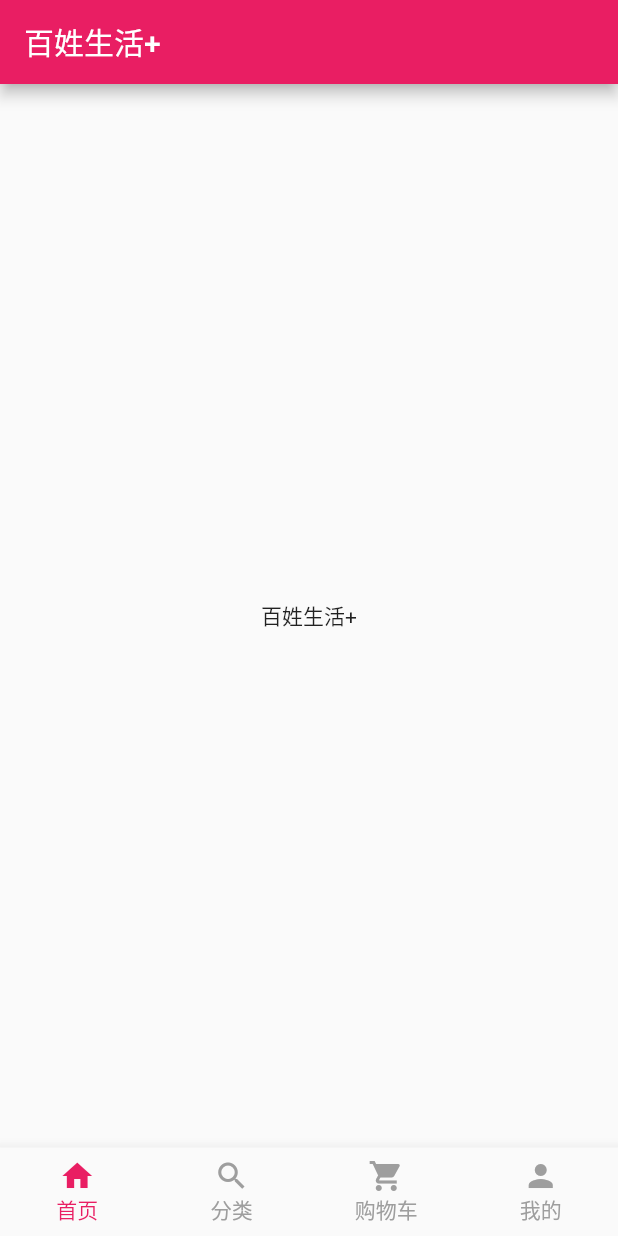
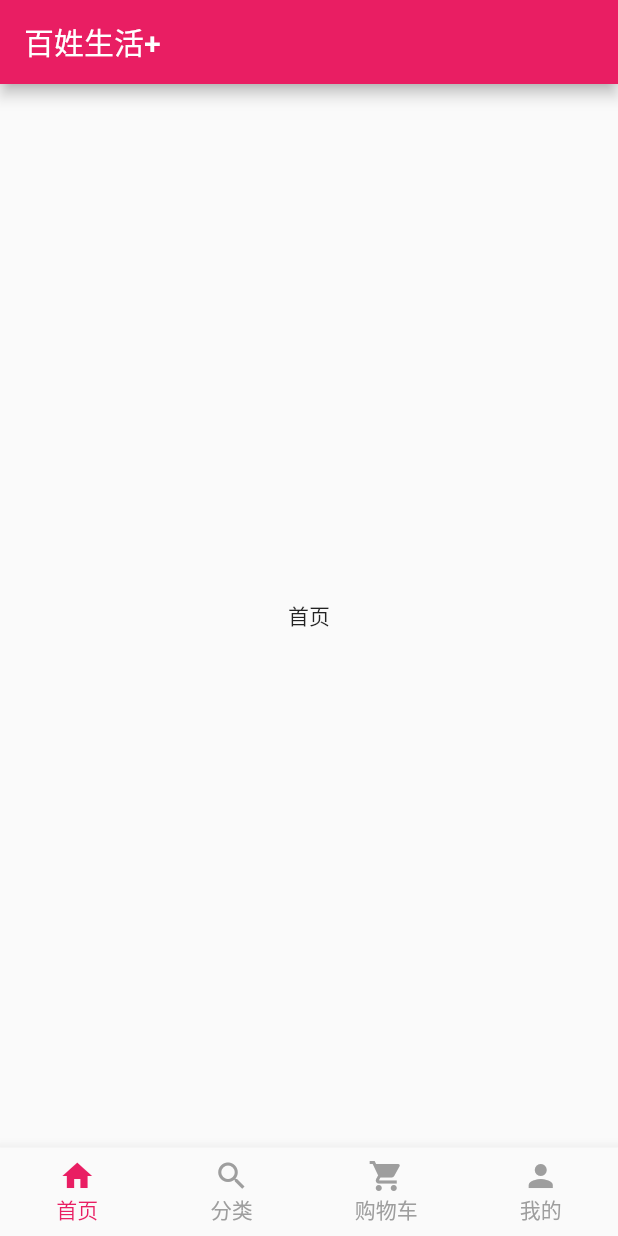
Before and after one commit to Mc-dashan/my_test, a Flutter app: the screen it shows after launch, on a phone screen of 412 x 824 dp. Run offline on Flutter 3.47's test engine with Material 2 defaults, Android fonts, the phone set to English and light mode, and no system bars.

Commit message:
增加底部按钮切换

```diff
--- /dev/null
+++ b/lib/pages/home.dart
@@ -0,0 +1,17 @@
+import 'package:flutter/material.dart';
+
+class Home extends StatefulWidget {
+  @override
+  _HomeState createState() => _HomeState();
+}
+
+class _HomeState extends State<Home> {
+  @override
+  Widget build(BuildContext context) {
+    return Container(
+      child: Center(
+        child: Text("首页"),
+      ),
+    );
+  }
+}
--- a/lib/pages/index_page.dart
+++ b/lib/pages/index_page.dart
@@ -1,5 +1,10 @@
+import 'package:demo02/pages/home.dart';
+import 'package:demo02/pages/search.dart';
+import 'package:demo02/pages/shopping_car.dart';
 import 'package:flutter/material.dart';
 import 'package:flutter/cupertino.dart';
+
+import 'my.dart';
 
 class IndexPage extends StatefulWidget {
   @override
@@ -14,20 +19,21 @@ class _IndexPageState extends State<IndexPage> {
         icon: Icon(Icons.shopping_cart), title: Text("购物车")),
     BottomNavigationBarItem(icon: Icon(Icons.person), title: Text("我的")),
   ];
+
+  List<Widget> pageList = [Home(), Search(), ShoppingCar(), My()];
+
   final selectColor = Colors.pink;
   final unSelectColor = Colors.grey;
   final double fontSize = 14.0;
 
-  int currentIndex = 0;
+  int _currentIndex = 0;
   @override
   Widget build(BuildContext context) {
     return Scaffold(
       appBar: AppBar(
         title: Text("百姓生活+"),
       ),
-      body: Center(
-        child: Text("百姓生活+"),
-      ),
+      body: pageList[_currentIndex],
       bottomNavigationBar: BottomNavigationBar(
         items: itemlist,
         type: BottomNavigationBarType.fixed,
@@ -35,7 +41,12 @@ class _IndexPageState extends State<IndexPage> {
         unselectedFontSize: fontSize,
         selectedItemColor: selectColor,
         unselectedItemColor: unSelectColor,
-        onTap: (int index) {},
+        onTap: (int index) {
+          setState(() {
+            _currentIndex = index;
+          });
+        },
+        currentIndex: _currentIndex,
       ),
     );
   }
```
Also changed, not shown: lib/pages/my.dart (added, +17 -0 lines), lib/pages/search.dart (added, +17 -0 lines), lib/pages/shopping_car.dart (added, +17 -0 lines).
